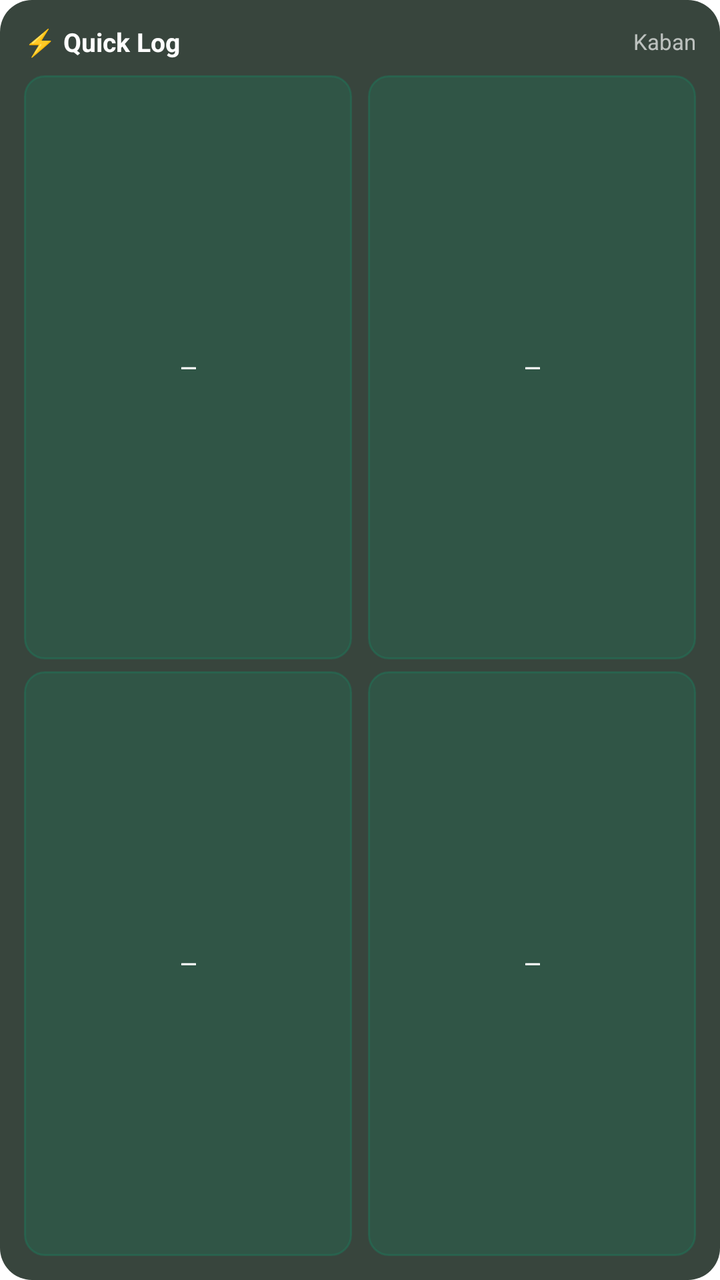
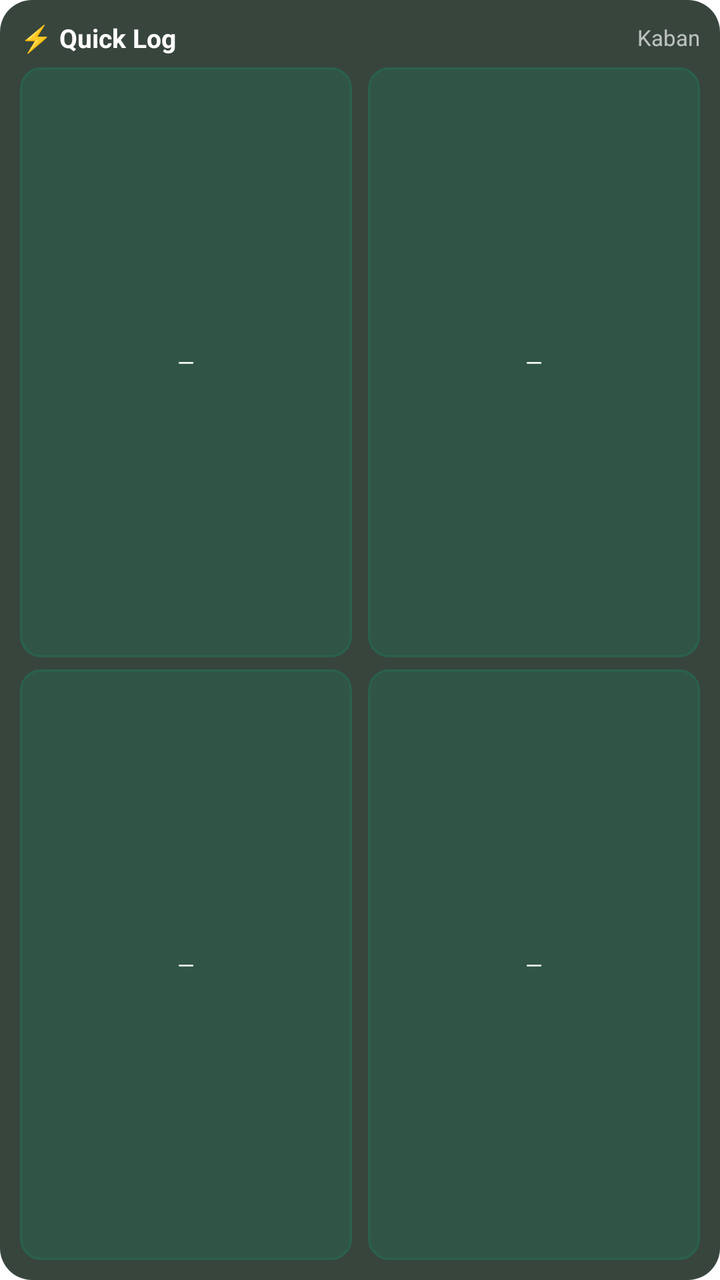

The first picture is an Android layout as it rendered before a commit; the second is the same layout after the commit. The layout source and the unified diff follow.
<!-- AndroidManifest.xml: fallback theme Theme.MaterialComponents.DayNight.NoActionBar -->
<!-- res/layout/widget_quick_fare.xml -->
<?xml version="1.0" encoding="utf-8"?>
<LinearLayout
    xmlns:android="http://schemas.android.com/apk/res/android"
    android:layout_width="match_parent"
    android:layout_height="match_parent"
    android:orientation="vertical"
    android:background="@drawable/widget_background"
    android:padding="12dp">

    
    <LinearLayout
        android:id="@+id/widget_header"
        android:layout_width="match_parent"
        android:layout_height="wrap_content"
        android:orientation="horizontal"
        android:gravity="center_vertical"
        android:paddingBottom="8dp">

        <TextView
            android:layout_width="0dp"
            android:layout_height="wrap_content"
            android:layout_weight="1"
            android:text="⚡ Quick Log"
            android:textSize="13sp"
            android:textStyle="bold"
            android:textColor="#FFFFFFFF" />

        <TextView
            android:layout_width="wrap_content"
            android:layout_height="wrap_content"
            android:text="Kaban"
            android:textSize="11sp"
            android:textColor="#AAFFFFFF" />
    </LinearLayout>

    
    <LinearLayout
        android:layout_width="match_parent"
        android:layout_height="0dp"
        android:layout_weight="1"
        android:orientation="horizontal"
        android:gravity="fill">

        <Button
            android:id="@+id/btn_preset_0"
            style="@style/Widget.AppCompat.Button.Borderless"
            android:layout_width="0dp"
            android:layout_height="match_parent"
            android:layout_weight="1"
            android:layout_marginEnd="4dp"
            android:background="@drawable/widget_chip_bg"
            android:text="—"
            android:textSize="11sp"
            android:textColor="#FFFFFFFF"
            android:gravity="center" />

        <Button
            android:id="@+id/btn_preset_1"
            style="@style/Widget.AppCompat.Button.Borderless"
            android:layout_width="0dp"
            android:layout_height="match_parent"
            android:layout_weight="1"
            android:layout_marginStart="4dp"
            android:background="@drawable/widget_chip_bg"
            android:text="—"
            android:textSize="11sp"
            android:textColor="#FFFFFFFF"
            android:gravity="center" />

    </LinearLayout>

    <View
        android:layout_width="match_parent"
        android:layout_height="6dp" />

    
    <LinearLayout
        android:layout_width="match_parent"
        android:layout_height="0dp"
        android:layout_weight="1"
        android:orientation="horizontal">

        <Button
            android:id="@+id/btn_preset_2"
            style="@style/Widget.AppCompat.Button.Borderless"
            android:layout_width="0dp"
            android:layout_height="match_parent"
            android:layout_weight="1"
            android:layout_marginEnd="4dp"
            android:background="@drawable/widget_chip_bg"
            android:text="—"
            android:textSize="11sp"
            android:textColor="#FFFFFFFF"
            android:gravity="center" />

        <Button
            android:id="@+id/btn_preset_3"
            style="@style/Widget.AppCompat.Button.Borderless"
            android:layout_width="0dp"
            android:layout_height="match_parent"
            android:layout_weight="1"
            android:layout_marginStart="4dp"
            android:background="@drawable/widget_chip_bg"
            android:text="—"
            android:textSize="11sp"
            android:textColor="#FFFFFFFF"
            android:gravity="center" />

    </LinearLayout>

</LinearLayout>
<!-- resources referenced by this layout -->
<resources>
  <!-- drawable widget_background (drawable) -->
  <?xml version="1.0" encoding="utf-8"?>
  <shape xmlns:android="http://schemas.android.com/apk/res/android"
      android:shape="rectangle">
      <solid android:color="#DD1A2920" />
      <corners android:radius="16dp" />
  </shape>
  <!-- drawable widget_chip_bg (drawable) -->
  <?xml version="1.0" encoding="utf-8"?>
  <shape xmlns:android="http://schemas.android.com/apk/res/android"
      android:shape="rectangle">
      <solid android:color="#441B7F5F" />
      <stroke android:width="1dp" android:color="#661B7F5F" />
      <corners android:radius="10dp" />
  </shape>
</resources>

<!-- the commit's change to res/layout/widget_quick_fare.xml (unified diff, before → after) -->
@@ -5,7 +5,7 @@
     android:layout_height="match_parent"
     android:orientation="vertical"
     android:background="@drawable/widget_background"
-    android:padding="12dp">
+    android:padding="10dp">
 
     
     <LinearLayout
@@ -14,7 +14,7 @@
         android:layout_height="wrap_content"
         android:orientation="horizontal"
         android:gravity="center_vertical"
-        android:paddingBottom="8dp">
+        android:paddingBottom="6dp">
 
         <TextView
             android:layout_width="0dp"
@@ -38,12 +38,10 @@
         android:layout_width="match_parent"
         android:layout_height="0dp"
         android:layout_weight="1"
-        android:orientation="horizontal"
-        android:gravity="fill">
+        android:orientation="horizontal">
 
-        <Button
+        <TextView
             android:id="@+id/btn_preset_0"
-            style="@style/Widget.AppCompat.Button.Borderless"
             android:layout_width="0dp"
             android:layout_height="match_parent"
             android:layout_weight="1"
@@ -52,11 +50,15 @@
             android:text="—"
             android:textSize="11sp"
             android:textColor="#FFFFFFFF"
-            android:gravity="center" />
+            android:gravity="center"
+            android:padding="4dp"
+            android:clickable="true"
+            android:focusable="true"
+            android:maxLines="2"
+            android:ellipsize="end" />
 
-        <Button
+        <TextView
             android:id="@+id/btn_preset_1"
-            style="@style/Widget.AppCompat.Button.Borderless"
             android:layout_width="0dp"
             android:layout_height="match_parent"
             android:layout_weight="1"
@@ -65,24 +67,25 @@
             android:text="—"
             android:textSize="11sp"
             android:textColor="#FFFFFFFF"
-            android:gravity="center" />
+            android:gravity="center"
+            android:padding="4dp"
+            android:clickable="true"
+            android:focusable="true"
+            android:maxLines="2"
+            android:ellipsize="end" />
 
     </LinearLayout>
-
-    <View
-        android:layout_width="match_parent"
-        android:layout_height="6dp" />
 
     
     <LinearLayout
         android:layout_width="match_parent"
         android:layout_height="0dp"
         android:layout_weight="1"
+        android:layout_marginTop="6dp"
         android:orientation="horizontal">
 
-        <Button
+        <TextView
             android:id="@+id/btn_preset_2"
-            style="@style/Widget.AppCompat.Button.Borderless"
             android:layout_width="0dp"
             android:layout_height="match_parent"
             android:layout_weight="1"
@@ -91,11 +94,15 @@
             android:text="—"
             android:textSize="11sp"
             android:textColor="#FFFFFFFF"
-            android:gravity="center" />
+            android:gravity="center"
+            android:padding="4dp"
+            android:clickable="true"
+            android:focusable="true"
+            android:maxLines="2"
+            android:ellipsize="end" />
 
-        <Button
+        <TextView
             android:id="@+id/btn_preset_3"
-            style="@style/Widget.AppCompat.Button.Borderless"
             android:layout_width="0dp"
             android:layout_height="match_parent"
             android:layout_weight="1"
@@ -104,7 +111,12 @@
             android:text="—"
             android:textSize="11sp"
             android:textColor="#FFFFFFFF"
-            android:gravity="center" />
+            android:gravity="center"
+            android:padding="4dp"
+            android:clickable="true"
+            android:focusable="true"
+            android:maxLines="2"
+            android:ellipsize="end" />
 
     </LinearLayout>
 
